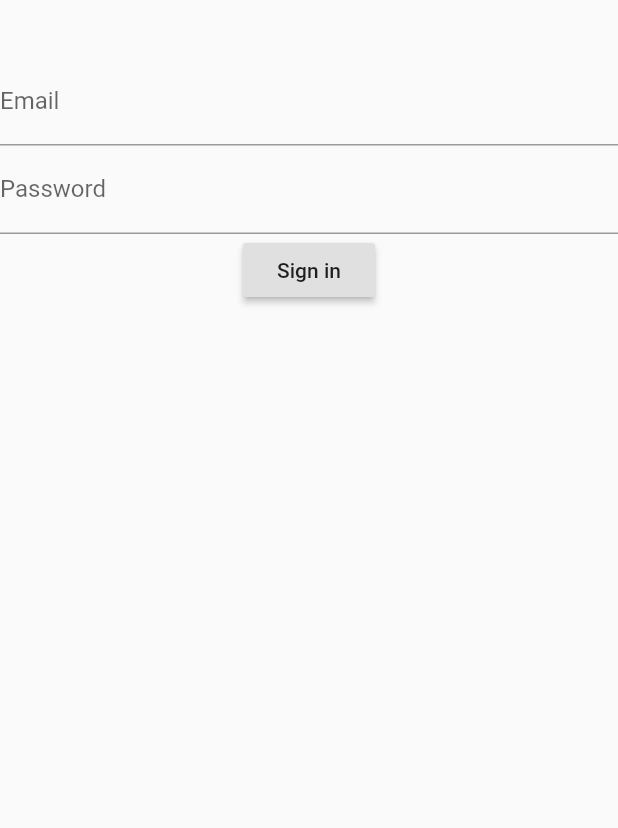
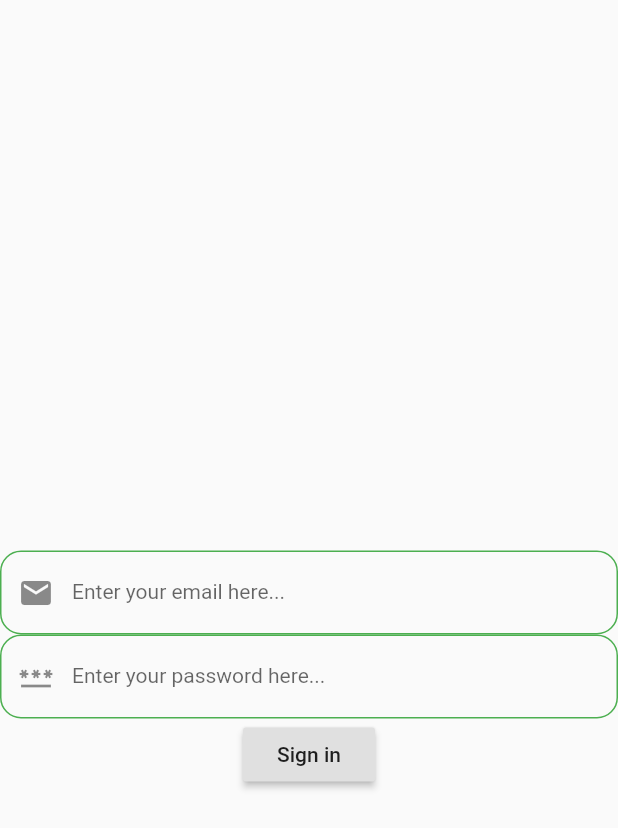
Before and after one commit to ulik88/SmartHome, a Flutter app: the SignInPage screen opened directly, on a phone screen of 412 x 824 dp. Shown: the top 828 px of the screen. Run offline on Flutter 3.47's test engine with Material 2 defaults, Android fonts, the phone set to English and light mode, and no system bars; our stand-ins replace firebase_auth, firebase_core, fluttertoast; accounts and stored records are empty.

Commit message:
Sign screen style

```diff
--- a/smart_home/lib/sign_in_page.dart
+++ b/smart_home/lib/sign_in_page.dart
@@ -10,23 +10,49 @@ class SignInPage extends StatelessWidget {
   Widget build(BuildContext context) {
     return Scaffold(
       body: Column(
+        mainAxisAlignment: MainAxisAlignment.center,
         children: [
           Padding(
-              padding: EdgeInsets.only(
-                  left: 20.0, top: 28.0, right: 20.0, bottom: 10.0)),
+            padding: EdgeInsets.only(
+                left: 20.0, top: 20.0, right: 20.0, bottom: 50.0),
+          ),
           TextField(
+            textAlign: TextAlign.center,
+            style: TextStyle(fontSize: 14),
             controller: emailController,
             decoration: InputDecoration(
-              labelText: "Email",
+              prefixIcon: Icon(Icons.email),
+              hintStyle: TextStyle(color: Colors.grey),
+              labelText: "Enter your email here...",
+              enabledBorder: OutlineInputBorder(
+                borderRadius: BorderRadius.all(Radius.circular(14.0)),
+                borderSide: BorderSide(color: Colors.green, width: 1),
+              ),
+              focusedBorder: OutlineInputBorder(
+                borderRadius: BorderRadius.all(Radius.circular(20.0)),
+                borderSide: BorderSide(color: Colors.green, width: 0.5),
+              ),
             ),
           ),
           TextField(
+            textAlign: TextAlign.center,
+            style: TextStyle(fontSize: 14),
             controller: passwordController,
             obscureText: true,
             autocorrect: false,
             enableSuggestions: false,
             decoration: InputDecoration(
-              labelText: "Password",
+              prefixIcon: Icon(Icons.password),
+              hintStyle: TextStyle(color: Colors.grey),
+              labelText: "Enter your password here...",
+              enabledBorder: OutlineInputBorder(
+                borderRadius: BorderRadius.all(Radius.circular(14.0)),
+                borderSide: BorderSide(color: Colors.green, width: 1),
+              ),
+              focusedBorder: OutlineInputBorder(
+                borderRadius: BorderRadius.all(Radius.circular(20.0)),
+                borderSide: BorderSide(color: Colors.green, width: 0.5),
+              ),
             ),
           ),
           RaisedButton(
```
